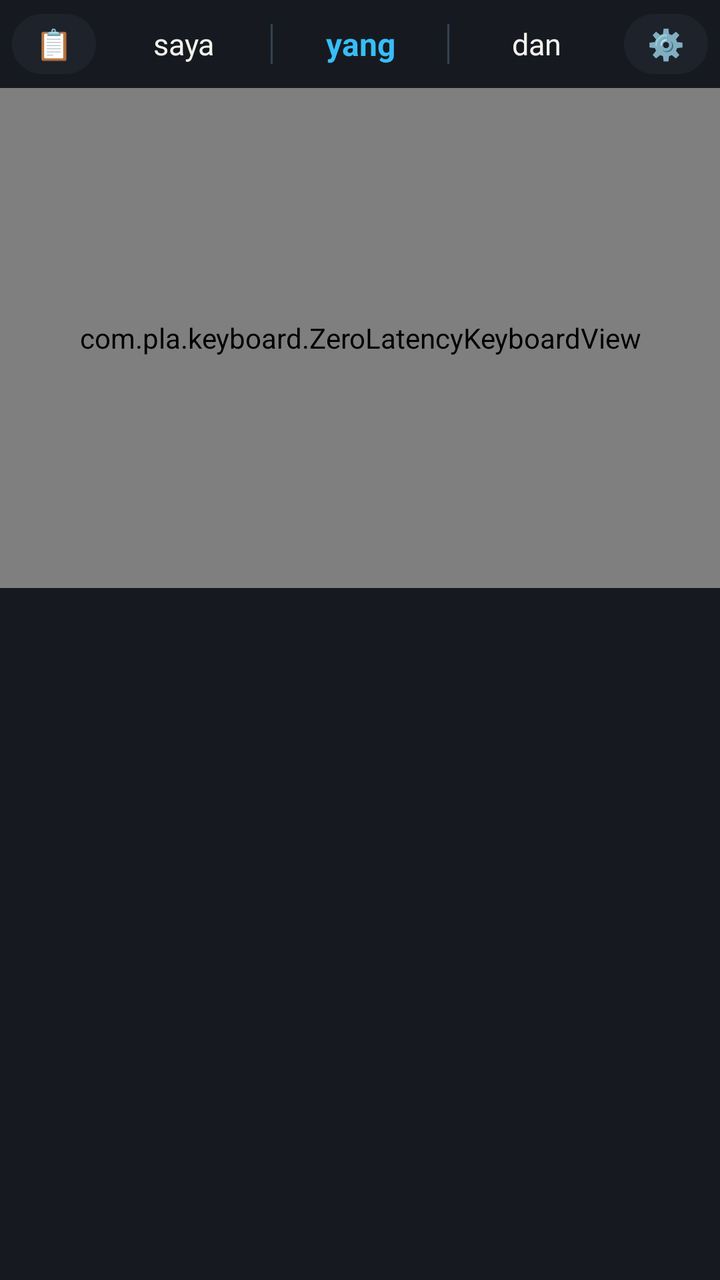
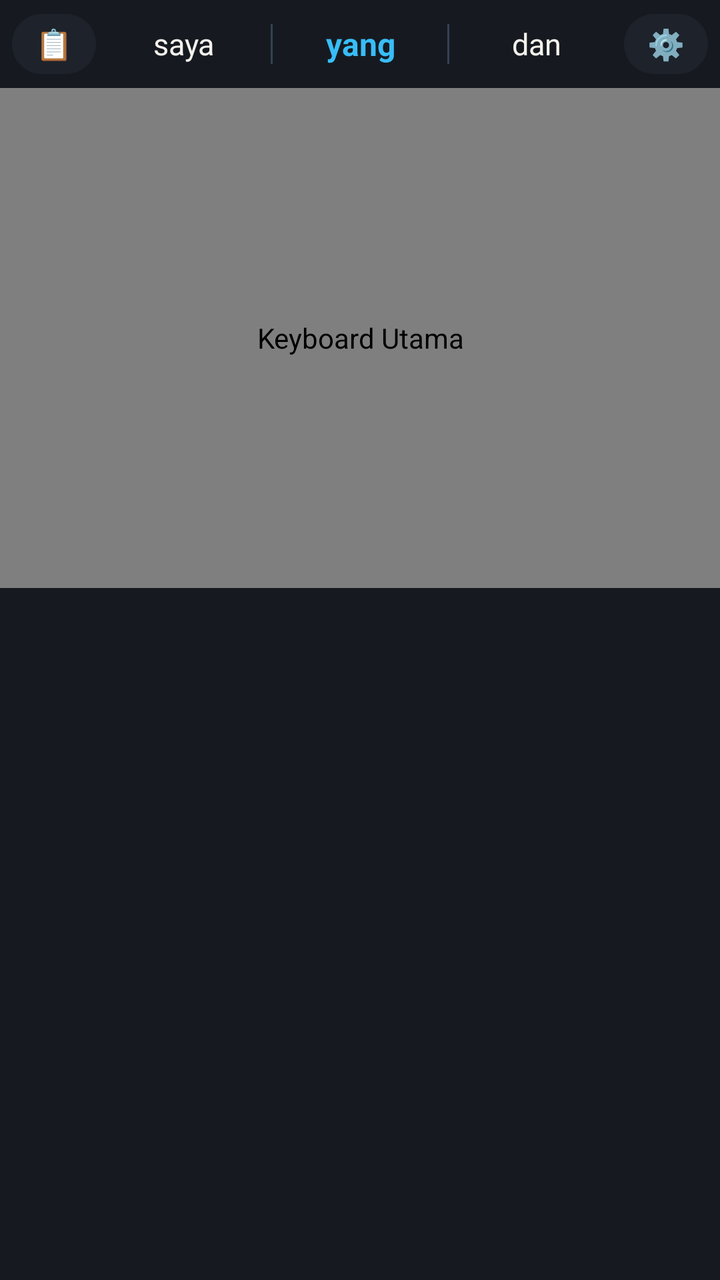

An Android layout rendered at two revisions. The XML below is the earlier revision; the diff shows what the commit changed to produce the second picture.
<!-- AndroidManifest.xml: application theme Theme.Material3.Dark.NoActionBar -->
<!-- res/layout/keyboard_container.xml -->
<?xml version="1.0" encoding="utf-8"?>
<LinearLayout
    xmlns:android="http://schemas.android.com/apk/res/android"
    android:id="@+id/keyboardRoot"
    android:layout_width="match_parent"
    android:layout_height="wrap_content"
    android:orientation="vertical"
    android:background="@color/kb_dark_bg">

    
    <LinearLayout
        android:id="@+id/stripSuggestions"
        android:layout_width="match_parent"
        android:layout_height="44dp"
        android:orientation="horizontal"
        android:gravity="center_vertical"
        android:paddingHorizontal="6dp">

        <Button
            android:id="@+id/btnKbClipboard"
            android:layout_width="42dp"
            android:layout_height="38dp"
            android:backgroundTint="@color/kb_dark_key_func"
            android:padding="0dp"
            android:text="📋"
            android:textSize="15sp"
            android:contentDescription="Papan Klip Clipboard" />

        <TextView
            android:id="@+id/tvSugg1"
            android:layout_width="0dp"
            android:layout_height="match_parent"
            android:layout_weight="1"
            android:gravity="center"
            android:text="saya"
            android:textColor="@color/kb_dark_text"
            android:textSize="15sp"
            android:maxLines="1" />

        <View
            android:layout_width="1dp"
            android:layout_height="20dp"
            android:background="#334155" />

        <TextView
            android:id="@+id/tvSugg2"
            android:layout_width="0dp"
            android:layout_height="match_parent"
            android:layout_weight="1"
            android:gravity="center"
            android:text="yang"
            android:textColor="@color/accent_cyan"
            android:textSize="16sp"
            android:textStyle="bold"
            android:maxLines="1" />

        <View
            android:layout_width="1dp"
            android:layout_height="20dp"
            android:background="#334155" />

        <TextView
            android:id="@+id/tvSugg3"
            android:layout_width="0dp"
            android:layout_height="match_parent"
            android:layout_weight="1"
            android:gravity="center"
            android:text="dan"
            android:textColor="@color/kb_dark_text"
            android:textSize="15sp"
            android:maxLines="1" />

        <Button
            android:id="@+id/btnKbSettings"
            android:layout_width="42dp"
            android:layout_height="38dp"
            android:backgroundTint="@color/kb_dark_key_func"
            android:padding="0dp"
            android:text="⚙️"
            android:textSize="15sp"
            android:contentDescription="Pengaturan Pla Keyboard Pro" />
    </LinearLayout>

    
    <LinearLayout
        android:id="@+id/panelClipboard"
        android:layout_width="match_parent"
        android:layout_height="150dp"
        android:orientation="vertical"
        android:padding="10dp"
        android:visibility="gone"
        android:background="@color/kb_dark_bg">

        <LinearLayout
            android:layout_width="match_parent"
            android:layout_height="wrap_content"
            android:orientation="horizontal"
            android:gravity="center_vertical">

            <TextView
                android:layout_width="0dp"
                android:layout_height="wrap_content"
                android:layout_weight="1"
                android:text="Papan Klip Cepat (Ketuk untuk Tempel)"
                android:textColor="@color/text_gold"
                android:textSize="13sp"
                android:textStyle="bold" />

            <Button
                android:id="@+id/btnCloseClipboard"
                android:layout_width="wrap_content"
                android:layout_height="36dp"
                android:text="Tutup"
                android:textSize="12sp" />
        </LinearLayout>

        <ScrollView
            android:layout_width="match_parent"
            android:layout_height="match_parent"
            android:layout_marginTop="4dp">
            <LinearLayout
                android:id="@+id/containerClipItems"
                android:layout_width="match_parent"
                android:layout_height="wrap_content"
                android:orientation="vertical" />
        </ScrollView>
    </LinearLayout>

    
    
    <com.pla.keyboard.ZeroLatencyKeyboardView
        android:id="@+id/zeroLatencyKeyboard"
        android:layout_width="match_parent"
        android:layout_height="250dp"
        android:clickable="true" />

    
    <View
        android:id="@+id/viewBottomOffset"
        android:layout_width="match_parent"
        android:layout_height="12dp" />

</LinearLayout>
<!-- resources referenced by this layout -->
<resources>
  <color name="accent_cyan">#38BDF8</color>
  <color name="kb_dark_bg">#161A20</color>
  <color name="kb_dark_key_func">#1D222B</color>
  <color name="kb_dark_text">#F4F2EC</color>
  <color name="text_gold">#F6C453</color>
</resources>

<!-- the commit's change to res/layout/keyboard_container.xml (unified diff, before → after) -->
@@ -24,7 +24,7 @@
             android:padding="0dp"
             android:text="📋"
             android:textSize="15sp"
-            android:contentDescription="Papan Klip Clipboard" />
+            android:contentDescription="Papan Klip" />
 
         <TextView
             android:id="@+id/tvSugg1"
@@ -78,7 +78,7 @@
             android:padding="0dp"
             android:text="⚙️"
             android:textSize="15sp"
-            android:contentDescription="Pengaturan Pla Keyboard Pro" />
+            android:contentDescription="Pengaturan" />
     </LinearLayout>
 
     
@@ -132,12 +132,7 @@
         android:id="@+id/zeroLatencyKeyboard"
         android:layout_width="match_parent"
         android:layout_height="250dp"
+        android:contentDescription="Keyboard Utama"
         android:clickable="true" />
 
-    
-    <View
-        android:id="@+id/viewBottomOffset"
-        android:layout_width="match_parent"
-        android:layout_height="12dp" />
-
 </LinearLayout>
